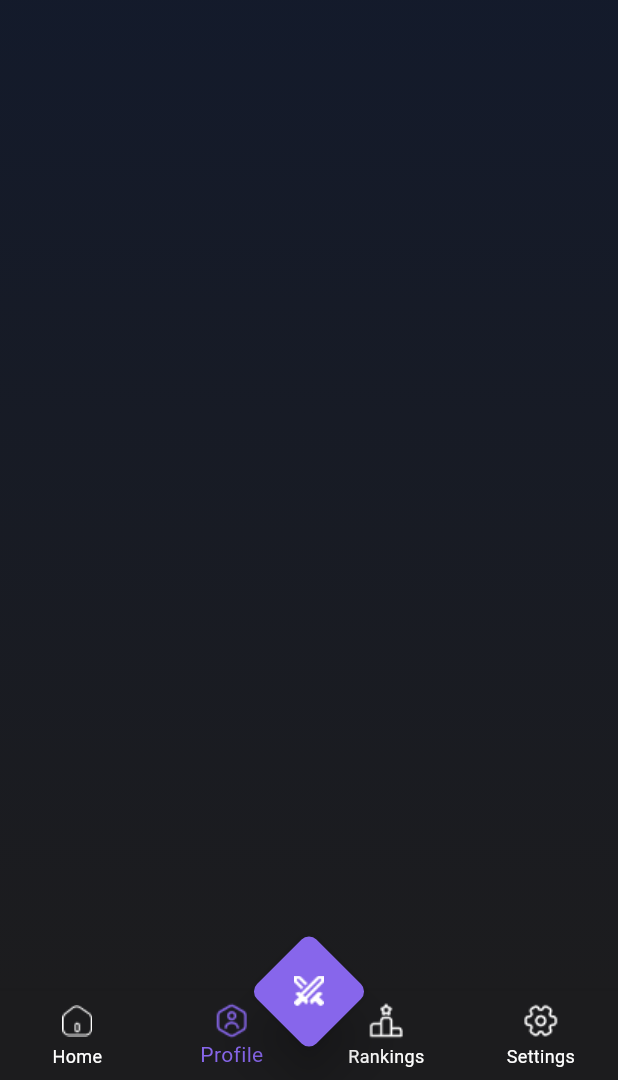
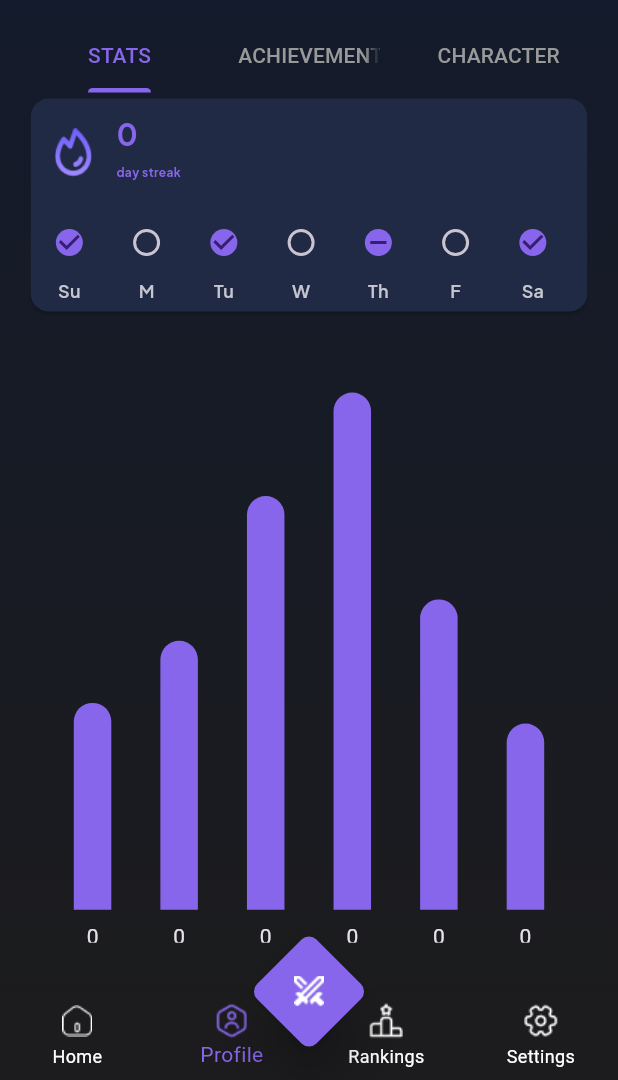
Before and after one commit to kiro314159265359/ImproQuest, a Flutter app: the AppLayout screen opened by its route, item 2 of the bottom bar chosen, on a phone screen of 412 x 824 dp, the part 156-1236 px from its top. Run offline on Flutter 3.47's test engine with Material 3 defaults, Android fonts, the phone set to English and light mode, and no system bars; drawn by our look-alikes of fl_chart, percent_indicator; our stand-ins replace bloc, dio, equatable, flutter_bloc, flutter_screenutil, flutter_secure_storage and 6 more; missing offline and left inert: flame, flame_audio, flutter_activity_recognition, flutter_foreground_task; accounts and stored records are empty; network calls fail.

Commit message:
Profile Page

```diff
--- a/frontend/lib/core/service/api/end_points.dart
+++ b/frontend/lib/core/service/api/end_points.dart
@@ -1,7 +1,8 @@
 class EndPoints {
-  static const String baseUrl = "http://192.168.1.3:5000"; //  Asaad's IP
+  // static const String baseUrl = "http://192.168.1.3:5000"; //  Asaad's IP
   // static const String baseUrl = "http://192.168.1.5:5000"; // Hanna's IP
-  // static const String baseUrl = "http://10.0.2.2:5000"; // emu IP
+  static const String baseUrl = "http://10.0.2.2:5000"; // emu IP
+  // static const String baseUrl = "http://13.60.12.145:5000"; // EC2 IP
 
   static const String login = "/users/login";
 
--- a/frontend/lib/core/utils/app_icons.dart
+++ b/frontend/lib/core/utils/app_icons.dart
@@ -7,4 +7,8 @@ class AppIcons {
   static const String runningIcon = 'assets/icons/RunningChIcon.png';
   static const String exitIcon = 'assets/icons/ExitIcon.png';
   static const String coinsIcon = 'assets/icons/CoinsIcon.png';
+  static const String flameIcon = 'assets/icons/FlameIcon.png';
+  static const String trophyUnlockedIcon =
+      'assets/icons/TrophyUnlockedIcon.png';
+  static const String trophyLockedIcon = 'assets/icons/TrophyLockedIcon.png';
 }
--- a/frontend/lib/features/home/data/api/user_api.dart
+++ b/frontend/lib/features/home/data/api/user_api.dart
@@ -12,6 +12,7 @@ class UserApi extends UserRepo {
   Future<UserModel> getUserData() async {
     await apiService.put(EndPoints.quests);
     var response = await apiService.get(EndPoints.userData);
+    print(response);
     return UserModel.fromJson(jsonDecode(response.toString()));
   }
 
--- a/frontend/lib/features/home/presentation/manager/user_cubit.dart
+++ b/frontend/lib/features/home/presentation/manager/user_cubit.dart
@@ -33,7 +33,6 @@ class UserCubit extends HydratedCubit<UserState> {
       final freshUser = await userRepo.getUserData();
       print("Fetched new user data. Preserving distance: $previousDistance");
       currentUser = freshUser;
-
       // Emit the new state with the preserved distance.
       emit(UserLoaded(currentUser!, totalDistance: previousDistance));
 
@@ -201,6 +200,7 @@ class UserCubit extends HydratedCubit<UserState> {
 
       // Emit loaded state with preserved distance
       emit(UserLoaded(currentUser!, totalDistance: _currentDistance));
+      emit(UserUpdated(currentUser!));
 
       if (getIt.isRegistered<UserModel>()) {
         getIt.unregister<UserModel>();
@@ -218,6 +218,7 @@ class UserCubit extends HydratedCubit<UserState> {
         emit(UpdateError(ServerFailure(error.toString())));
         if (currentUser != null) {
           emit(UserLoaded(currentUser!, totalDistance: _currentDistance));
+          emit(UserUpdated(currentUser!));
         }
       }
     }
--- a/frontend/lib/features/home/presentation/views/widgets/custom_quests_list.dart
+++ b/frontend/lib/features/home/presentation/views/widgets/custom_quests_list.dart
@@ -35,6 +35,7 @@ class CustomQuestsList extends StatelessWidget {
             state is HomeReady ? state.questLoadingStates : {};
 
         return ListView.builder(
+          padding: EdgeInsets.zero,
           shrinkWrap: true,
           physics: const NeverScrollableScrollPhysics(),
           itemCount: quests!.length,
--- a/frontend/lib/features/home/presentation/views/widgets/quests_list.dart
+++ b/frontend/lib/features/home/presentation/views/widgets/quests_list.dart
@@ -32,6 +32,7 @@ class QuestsList extends StatelessWidget {
     final totalDistance = state is UserLoaded ? state.totalDistance : 0.0;
 
     return ListView.builder(
+      padding: EdgeInsets.zero,
       shrinkWrap: true,
       physics: const NeverScrollableScrollPhysics(),
       itemCount: quests!.length,
--- /dev/null
+++ b/frontend/lib/features/profile/presentation/views/character.dart
@@ -0,0 +1,19 @@
+import 'package:flutter/material.dart';
+
+class Character extends StatefulWidget {
+  const Character({super.key});
+
+  @override
+  State<Character> createState() => _CharacterState();
+}
+
+class _CharacterState extends State<Character> {
+  @override
+  Widget build(BuildContext context) {
+    return Column(
+      mainAxisAlignment: MainAxisAlignment.start,
+      crossAxisAlignment: CrossAxisAlignment.start,
+      children: [],
+    );
+  }
+}
--- a/frontend/lib/features/profile/presentation/views/profile.dart
+++ b/frontend/lib/features/profile/presentation/views/profile.dart
@@ -1,6 +1,14 @@
 import 'package:flutter/material.dart';
+import 'package:flutter_application_2/core/theme/color_manger.dart';
+import 'package:flutter_application_2/features/profile/presentation/views/statistics.dart';
+import 'package:flutter_application_2/features/profile/presentation/views/achievements.dart';
+import 'package:flutter_application_2/features/profile/presentation/views/character.dart';
+import 'package:flutter_bloc/flutter_bloc.dart';
 import '../../../../core/theme/background_theme.dart';
 import '../../../../core/widget/appbar_stats.dart';
+import '../../../home/data/model/user_model.dart';
+import '../../../home/presentation/manager/user_cubit.dart';
+import '../../../home/presentation/manager/user_state.dart';
 
 class Profile extends StatefulWidget {
   const Profile({super.key});
@@ -11,12 +19,41 @@ class Profile extends StatefulWidget {
 
 class _ProfileState extends State<Profile> {
   @override
+  void initState() {
+    super.initState();
+    context.read<UserCubit>().fetchUserData();
+  }
+
+  @override
   Widget build(BuildContext context) {
+    return Scaffold(
+      body: BackgroundTheme(
+        child: BlocConsumer<UserCubit, UserState>(
+          listener: (context, state) {
+            if (state is UserError) {
+              ScaffoldMessenger.of(context).showSnackBar(
+                SnackBar(content: Text(state.failure.message)),
+              );
+            }
+          },
+          builder: (context, state) {
+            if (state is UserLoaded) {
+              return _buildProfile(state.user);
+            }
+            return const Center(child: CircularProgressIndicator());
+          },
+        ),
+      ),
+    );
+  }
+
+  Widget _buildProfile(UserModel user) {
     var w = MediaQuery.of(context).size.width;
     var h = MediaQuery.of(context).size.height;
-    return Scaffold(
+    return DefaultTabController(
+      length: 3,
+      child: Scaffold(
         body: BackgroundTheme(
-          child: SingleChildScrollView(
             child: Padding(
                 padding: EdgeInsets.symmetric(
                     horizontal: w * 0.04, vertical: h * 0.02),
@@ -27,7 +64,31 @@ class _ProfileState extends State<Profile> {
                       SizedBox(height: h * 0.025),
                       const AppBarStats(),
                       SizedBox(height: h * 0.025),
-                      ])))),
+                      const TabBar(
+                        dividerColor: Colors.transparent,
+                        labelColor: ColorManager.primaryColor,
+                        unselectedLabelColor: ColorManager.darkGreyColor,
+                        indicatorColor: ColorManager.primaryColor,
+                        tabs: [
+                          Tab(text: 'STATS'),
+                          Tab(text: 'ACHIEVEMENTS'),
+                          Tab(text: 'CHARACTER'),
+                        ],
+                      ),
+                      Expanded(
+                        child: TabBarView(
+                          // physics: NeverScrollableScrollPhysics(),
+                          children: <Widget>[
+                            Statistics(
+                              user: user,
+                            ),
+                            const Achievements(),
+                            const Character()
+                          ],
+                        ),
+                      ),
+                    ]))),
+      ),
     );
   }
 }
--- /dev/null
+++ b/frontend/lib/features/profile/presentation/views/statistics.dart
@@ -0,0 +1,170 @@
+import 'package:fl_chart/fl_chart.dart';
+import 'package:flutter/material.dart';
+import 'package:flutter_application_2/features/home/data/model/user_model.dart';
+import '../../../../core/theme/color_manger.dart';
+import '../../../../core/theme/text_style.dart';
+import '../../../../core/utils/app_icons.dart';
+
+class Statistics extends StatefulWidget {
+  final UserModel user;
+  const Statistics({
+    super.key,
+    required this.user,
+  });
+
+  @override
+  State<Statistics> createState() => _StatisticsState();
+}
+
+class _StatisticsState extends State<Statistics> {
+  // Map of weekdays with their checked status
+  final Map<String, dynamic> weekStatus = {
+    'Su': true,
+    'M': false,
+    'Tu': true,
+    'W': false,
+    'Th': null,
+    'F': false,
+    'Sa': true,
+  };
+
+  @override
+  Widget build(BuildContext context) {
+    // Get the week days in order
+    final weekDays = weekStatus.keys.toList();
+
+    return Column(
+      mainAxisAlignment: MainAxisAlignment.start,
+      crossAxisAlignment: CrossAxisAlignment.start,
+      children: [
+        Card(
+          color: ColorManager.gunmetal,
+          child: Column(
+            children: [
+              ListTile(
+                leading: Image.asset(AppIcons.flameIcon,
+                    width: 25, fit: BoxFit.contain),
+                title: Text(
+                  "${widget.user.streak?.current}",
+                  style: TextStyles.styleBold(context,
+                      fontSize: 20, color: ColorManager.primaryColor),
+                ),
+                subtitle: Text(
+                  "day streak",
+                  style: TextStyles.styleBold(context,
+                      fontSize: 8, color: ColorManager.primaryColor),
+                ),
+              ),
+              SizedBox(
+                height: 70,
+                child: ListView.builder(
+                    scrollDirection: Axis.horizontal,
+                    itemCount: weekDays.length,
+                    itemBuilder: (context, index) {
+                      final day = weekDays[index];
+                      final isChecked = weekStatus[day];
+
+                      return SizedBox(
+                        width: MediaQuery.of(context).size.width / 8,
+                        child: Column(
+                          children: [
+                            Checkbox(
+                              shape: const CircleBorder(),
+                              activeColor: ColorManager.primaryColor,
+                              tristate: true,
+                              value: isChecked,
+                              onChanged: (bool? value) {},
+                            ),
+                            Text(
+                              day,
+                              style: TextStyles.styleSemiBold(context,
+                                  fontSize: 12, color: ColorManager.lightGrey),
+                            ),
+                          ],
+                        ),
+                      );
+                    }),
+              ),
+            ],
+          ),
+        ),
+        const SizedBox(
+          height: 50,
+        ),
+        Expanded(
+          child: BarChart(
+            BarChartData(
+                borderData: FlBorderData(show: false),
+                gridData: const FlGridData(show: false),
+                barGroups: [
+                  BarChartGroupData(x: 0, barRods: [
+                    BarChartRodData(
+                        borderRadius: const BorderRadius.only(
+                            topLeft: Radius.circular(25),
+                            topRight: Radius.circular(25)),
+                        toY: 100,
+                        width: 25,
+                        color: ColorManager.primaryColor)
+                  ]),
+                  BarChartGroupData(x: 0, barRods: [
+                    BarChartRodData(
+                        borderRadius: const BorderRadius.only(
+                            topLeft: Radius.circular(25),
+                            topRight: Radius.circular(25)),
+                        toY: 130,
+                        width: 25,
+                        color: ColorManager.primaryColor)
+                  ]),
+                  BarChartGroupData(x: 0, barRods: [
+                    BarChartRodData(
+                        borderRadius: const BorderRadius.only(
+                            topLeft: Radius.circular(25),
+                            topRight: Radius.circular(25)),
+                        toY: 200,
+                        width: 25,
+                        color: ColorManager.primaryColor)
+                  ]),
+                  BarChartGroupData(x: 0, barRods: [
+                    BarChartRodData(
+                        borderRadius: const BorderRadius.only(
+                            topLeft: Radius.circular(25),
+                            topRight: Radius.circular(25)),
+                        toY: 250,
+                        width: 25,
+                        color: ColorManager.primaryColor)
+                  ]),
+                  BarChartGroupData(x: 0, barRods: [
+                    BarChartRodData(
+                        borderRadius: const BorderRadius.only(
+                            topLeft: Radius.circular(25),
+                            topRight: Radius.circular(25)),
+                        toY: 150,
+                        width: 25,
+                        color: ColorManager.primaryColor)
+                  ]),
+                  BarChartGroupData(x: 0, barRods: [
+                    BarChartRodData(
+                        borderRadius: const BorderRadius.only(
+                            topLeft: Radius.circular(25),
+                            topRight: Radius.circular(25)),
+                        toY: 90,
+                        width: 25,
+                        color: ColorManager.primaryColor)
+                  ]),
+                ],
+                titlesData: const FlTitlesData(
+                    leftTitles: AxisTitles(),
+                    rightTitles: AxisTitles(),
+                    topTitles: AxisTitles(),
+                    bottomTitles: AxisTitles(
+                        sideTitles: SideTitles(showTitles: true),
+                        drawBelowEverything: true,
+                        axisNameWidget: Text("m")))),
+            duration: const Duration(milliseconds: 150), // Optional
+            curve: Curves.linear, // Optional
+          ),
+        )
+      ],
+    );
+  }
+}
--- a/frontend/pubspec.yaml
+++ b/frontend/pubspec.yaml
@@ -54,6 +54,7 @@ dependencies:
   hydrated_bloc: ^10.0.0
   path_provider: ^2.1.5
   flame_audio: ^2.11.1
+  fl_chart:
   # image_picker:
 dev_dependencies:
   flutter_test:
```
Also changed, not shown: frontend/lib/features/home/presentation/views/widgets/daily_quest_card.dart (+15 -0 lines), frontend/lib/features/home/presentation/views/widgets/home_content.dart (+6 -2 lines), frontend/lib/features/profile/presentation/views/achievements.dart (added, +50 -0 lines), frontend/lib/features/profile/presentation/views/widgets/achievements_list.dart (added, +44 -0 lines), frontend/assets/icons/FlameIcon.png (added), frontend/assets/icons/TrophyLockedIcon.png (added), frontend/assets/icons/TrophyUnlockedIcon.png (added), frontend/pubspec.lock. Lines whose indentation alone changed are shown as unchanged.
